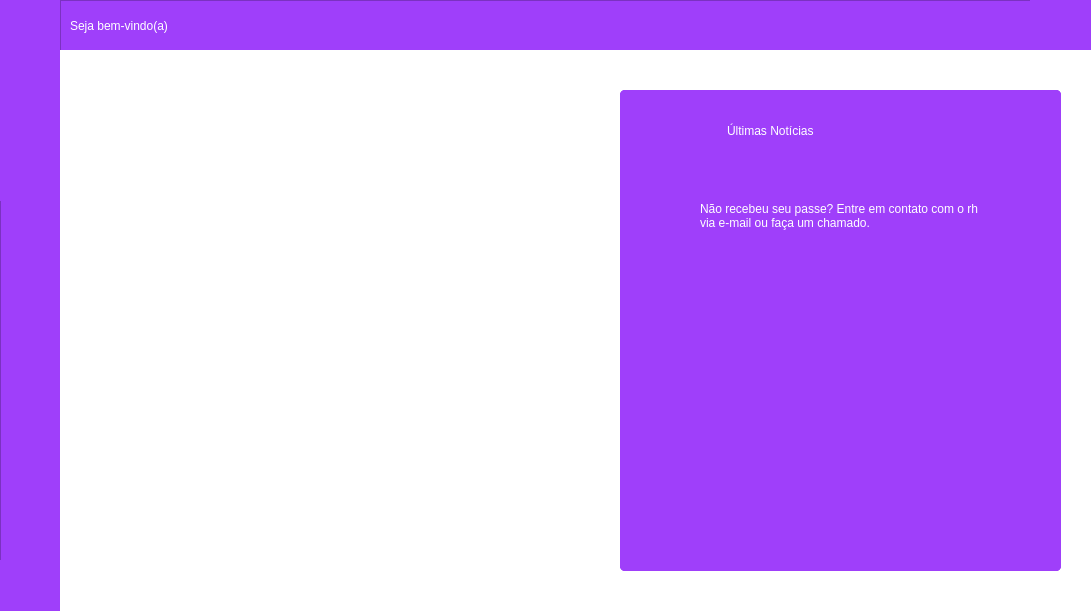
This is View/UI/FrmPrincipal.ui in GeovaniTech/PyStock_controle_de_estoque as Qt 5 draws it before an edit. The edited form follows.
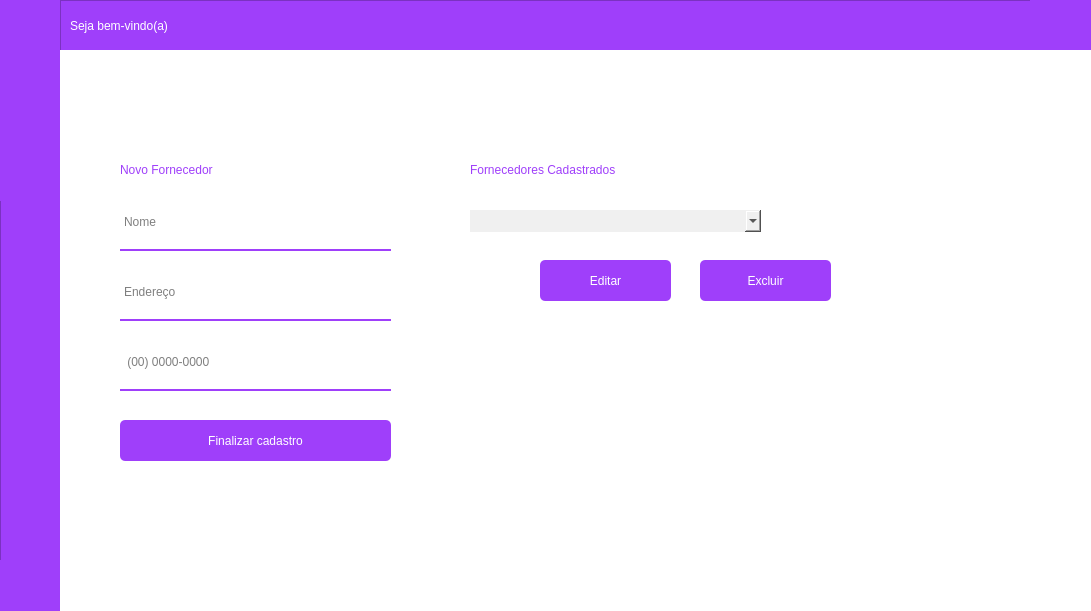
This is the edited form. Icons and pictures are not drawn.

Commit message: Updates nas interfaces

The edit to the form file:
```diff
--- a/View/UI/FrmPrincipal.ui
+++ b/View/UI/FrmPrincipal.ui
@@ -317,7 +317,7 @@
        <string notr="true">background-color: rgb(255, 255, 255);</string>
       </property>
       <property name="currentIndex">
-       <number>0</number>
+       <number>1</number>
       </property>
       <widget class="QWidget" name="page">
        <widget class="QLabel" name="label">
@@ -346,22 +346,6 @@
          </rect>
         </property>
         <widget class="QWidget" name="home">
-         <widget class="QLabel" name="label_3">
-          <property name="geometry">
-           <rect>
-            <x>50</x>
-            <y>40</y>
-            <width>481</width>
-            <height>461</height>
-           </rect>
-          </property>
-          <property name="styleSheet">
-           <string notr="true">background-image: url(:/icones/logo.png);</string>
-          </property>
-          <property name="text">
-           <string/>
-          </property>
-         </widget>
          <widget class="QFrame" name="frame_3">
           <property name="geometry">
            <rect>
@@ -381,91 +365,404 @@
           <property name="frameShadow">
            <enum>QFrame::Raised</enum>
           </property>
-          <widget class="QScrollArea" name="scrollArea">
+          <widget class="QLabel" name="label_6">
            <property name="geometry">
             <rect>
-             <x>0</x>
-             <y>0</y>
-             <width>441</width>
-             <height>481</height>
+             <x>110</x>
+             <y>30</y>
+             <width>221</width>
+             <height>41</height>
             </rect>
            </property>
-           <property name="widgetResizable">
-            <bool>true</bool>
-           </property>
-           <widget class="QWidget" name="scrollAreaWidgetContents">
-            <property name="geometry">
-             <rect>
-              <x>0</x>
-              <y>0</y>
-              <width>441</width>
-              <height>481</height>
-             </rect>
-            </property>
-            <widget class="QLabel" name="label_6">
-             <property name="geometry">
-              <rect>
-               <x>107</x>
-               <y>20</y>
-               <width>221</width>
-               <height>41</height>
-              </rect>
-             </property>
-             <property name="styleSheet">
-              <string notr="true">color: white;
+           <property name="styleSheet">
+            <string notr="true">color: white;
 font: 20pt &quot;Montserrat&quot;;</string>
-             </property>
-             <property name="text">
-              <string>Últimas Notícias</string>
-             </property>
-            </widget>
-            <widget class="QLabel" name="label_7">
-             <property name="geometry">
-              <rect>
-               <x>5</x>
-               <y>90</y>
-               <width>71</width>
-               <height>71</height>
-              </rect>
-             </property>
-             <property name="styleSheet">
-              <string notr="true"/>
-             </property>
-             <property name="text">
-              <string/>
-             </property>
-             <property name="pixmap">
-              <pixmap resource="../QRC/file_principal_rc.qrc">:/icones/onibus.png</pixmap>
-             </property>
-             <property name="scaledContents">
-              <bool>true</bool>
-             </property>
-            </widget>
-            <widget class="QLabel" name="label_8">
-             <property name="geometry">
-              <rect>
-               <x>80</x>
-               <y>100</y>
-               <width>341</width>
-               <height>51</height>
-              </rect>
-             </property>
-             <property name="styleSheet">
-              <string notr="true">color: white;
+           </property>
+           <property name="text">
+            <string>Últimas Notícias</string>
+           </property>
+          </widget>
+          <widget class="QLabel" name="label_12">
+           <property name="geometry">
+            <rect>
+             <x>90</x>
+             <y>240</y>
+             <width>341</width>
+             <height>51</height>
+            </rect>
+           </property>
+           <property name="styleSheet">
+            <string notr="true">color: white;
 font: 10pt &quot;Montserrat&quot;;</string>
-             </property>
-             <property name="text">
-              <string>Não recebeu seu passe? Entre em contato com o rh
+           </property>
+           <property name="text">
+            <string>Tem alguma sugestão do que podemos melhorar?
+Se sim, deixe sua sugestão com o rh.</string>
+           </property>
+          </widget>
+          <widget class="QLabel" name="label_11">
+           <property name="geometry">
+            <rect>
+             <x>15</x>
+             <y>240</y>
+             <width>61</width>
+             <height>61</height>
+            </rect>
+           </property>
+           <property name="styleSheet">
+            <string notr="true"/>
+           </property>
+           <property name="text">
+            <string/>
+           </property>
+           <property name="pixmap">
+            <pixmap resource="../QRC/file_principal_rc.qrc">:/icones/sugestões.png</pixmap>
+           </property>
+           <property name="scaledContents">
+            <bool>true</bool>
+           </property>
+          </widget>
+          <widget class="QLabel" name="label_9">
+           <property name="geometry">
+            <rect>
+             <x>10</x>
+             <y>160</y>
+             <width>71</width>
+             <height>71</height>
+            </rect>
+           </property>
+           <property name="styleSheet">
+            <string notr="true"/>
+           </property>
+           <property name="text">
+            <string/>
+           </property>
+           <property name="pixmap">
+            <pixmap resource="../QRC/file_principal_rc.qrc">:/icones/ambiente.png</pixmap>
+           </property>
+           <property name="scaledContents">
+            <bool>true</bool>
+           </property>
+          </widget>
+          <widget class="QLabel" name="label_8">
+           <property name="geometry">
+            <rect>
+             <x>90</x>
+             <y>100</y>
+             <width>341</width>
+             <height>51</height>
+            </rect>
+           </property>
+           <property name="styleSheet">
+            <string notr="true">color: white;
+font: 10pt &quot;Montserrat&quot;;</string>
+           </property>
+           <property name="text">
+            <string>Não recebeu seu passe? Entre em contato com o rh
 via e-mail ou faça um chamado.</string>
-             </property>
-            </widget>
-           </widget>
+           </property>
           </widget>
+          <widget class="QLabel" name="label_7">
+           <property name="geometry">
+            <rect>
+             <x>10</x>
+             <y>90</y>
+             <width>71</width>
+             <height>71</height>
+            </rect>
+           </property>
+           <property name="styleSheet">
+            <string notr="true"/>
+           </property>
+           <property name="text">
+            <string/>
+           </property>
+           <property name="pixmap">
+            <pixmap resource="../QRC/file_principal_rc.qrc">:/icones/onibus.png</pixmap>
+           </property>
+           <property name="scaledContents">
+            <bool>true</bool>
+           </property>
+          </widget>
+          <widget class="QLabel" name="label_10">
+           <property name="geometry">
+            <rect>
+             <x>90</x>
+             <y>170</y>
+             <width>341</width>
+             <height>51</height>
+            </rect>
+           </property>
+           <property name="styleSheet">
+            <string notr="true">color: white;
+font: 10pt &quot;Montserrat&quot;;</string>
+           </property>
+           <property name="text">
+            <string>Use a vontade nossos ambientes de descontração!</string>
+           </property>
+          </widget>
+          <widget class="QLabel" name="label_13">
+           <property name="geometry">
+            <rect>
+             <x>70</x>
+             <y>230</y>
+             <width>311</width>
+             <height>311</height>
+            </rect>
+           </property>
+           <property name="styleSheet">
+            <string notr="true"/>
+           </property>
+           <property name="text">
+            <string/>
+           </property>
+           <property name="pixmap">
+            <pixmap resource="../QRC/file_principal_rc.qrc">:/icones/logo_branco.png</pixmap>
+           </property>
+           <property name="scaledContents">
+            <bool>true</bool>
+           </property>
+          </widget>
+          <zorder>label_6</zorder>
+          <zorder>label_9</zorder>
+          <zorder>label_8</zorder>
+          <zorder>label_7</zorder>
+          <zorder>label_10</zorder>
+          <zorder>label_13</zorder>
+          <zorder>label_12</zorder>
+          <zorder>label_11</zorder>
+         </widget>
+         <widget class="QLabel" name="label_3">
+          <property name="geometry">
+           <rect>
+            <x>40</x>
+            <y>200</y>
+            <width>481</width>
+            <height>131</height>
+           </rect>
+          </property>
+          <property name="styleSheet">
+           <string notr="true">color: #9f3ffa;
+font: 28pt &quot;Montserrat&quot;;</string>
+          </property>
+          <property name="text">
+           <string>PyStock - A melhor forma
+de gerenciar estoque!</string>
+          </property>
          </widget>
         </widget>
         <widget class="QWidget" name="page_4"/>
        </widget>
       </widget>
+      <widget class="QWidget" name="page_3">
+       <widget class="QLabel" name="label_14">
+        <property name="geometry">
+         <rect>
+          <x>60</x>
+          <y>110</y>
+          <width>231</width>
+          <height>20</height>
+         </rect>
+        </property>
+        <property name="styleSheet">
+         <string notr="true">color: #9f3ffa;
+font: 16pt &quot;Montserrat&quot;;</string>
+        </property>
+        <property name="text">
+         <string>Novo Fornecedor</string>
+        </property>
+       </widget>
+       <widget class="QLineEdit" name="lineEdit_7">
+        <property name="geometry">
+         <rect>
+          <x>60</x>
+          <y>150</y>
+          <width>271</width>
+          <height>51</height>
+         </rect>
+        </property>
+        <property name="styleSheet">
+         <string notr="true">background-color: rgba(0, 0 , 0, 0);
+border: 2px solid rgba(0,0,0,0);
+border-bottom-color: rgb(159, 63, 250);
+color: rgb(0,0,0);
+padding-bottom: 8px;
+border-radius: 0px;
+font: 10pt &quot;Montserrat&quot;;</string>
+        </property>
+        <property name="text">
+         <string/>
+        </property>
+        <property name="placeholderText">
+         <string>Nome</string>
+        </property>
+       </widget>
+       <widget class="QLineEdit" name="lineEdit_8">
+        <property name="geometry">
+         <rect>
+          <x>60</x>
+          <y>220</y>
+          <width>271</width>
+          <height>51</height>
+         </rect>
+        </property>
+        <property name="styleSheet">
+         <string notr="true">background-color: rgba(0, 0 , 0, 0);
+border: 2px solid rgba(0,0,0,0);
+border-bottom-color: rgb(159, 63, 250);
+color: rgb(0,0,0);
+padding-bottom: 8px;
+border-radius: 0px;
+font: 10pt &quot;Montserrat&quot;;</string>
+        </property>
+        <property name="text">
+         <string/>
+        </property>
+        <property name="placeholderText">
+         <string>Endereço</string>
+        </property>
+       </widget>
+       <widget class="QLineEdit" name="lineEdit_9">
+        <property name="geometry">
+         <rect>
+          <x>60</x>
+          <y>290</y>
+          <width>271</width>
+          <height>51</height>
+         </rect>
+        </property>
+        <property name="styleSheet">
+         <string notr="true">background-color: rgba(0, 0 , 0, 0);
+border: 2px solid rgba(0,0,0,0);
+border-bottom-color: rgb(159, 63, 250);
+color: rgb(0,0,0);
+padding-bottom: 8px;
+border-radius: 0px;
+font: 10pt &quot;Montserrat&quot;;</string>
+        </property>
+        <property name="text">
+         <string/>
+        </property>
+        <property name="placeholderText">
+         <string> (00) 0000-0000</string>
+        </property>
+       </widget>
+       <widget class="QPushButton" name="pushButton_3">
+        <property name="geometry">
+         <rect>
+          <x>60</x>
+          <y>370</y>
+          <width>271</width>
+          <height>41</height>
+         </rect>
+        </property>
+        <property name="styleSheet">
+         <string notr="true">QPushButton {
+border: 2px;
+background-color: rgb(159, 63, 250);
+color: white;
+border-radius: 5px;
+font: 10pt &quot;Montserrat&quot;;
+outline: 0;
+}
+
+QPushButton:hover {
+	background-color: rgb(197, 62, 255);
+}
+</string>
+        </property>
+        <property name="text">
+         <string>Finalizar cadastro</string>
+        </property>
+       </widget>
+       <widget class="QLabel" name="label_15">
+        <property name="geometry">
+         <rect>
+          <x>410</x>
+          <y>110</y>
+          <width>291</width>
+          <height>20</height>
+         </rect>
+        </property>
+        <property name="styleSheet">
+         <string notr="true">color: #9f3ffa;
+font: 16pt &quot;Montserrat&quot;;</string>
+        </property>
+        <property name="text">
+         <string>Fornecedores Cadastrados</string>
+        </property>
+       </widget>
+       <widget class="QComboBox" name="comboBox">
+        <property name="geometry">
+         <rect>
+          <x>410</x>
+          <y>160</y>
+          <width>291</width>
+          <height>22</height>
+         </rect>
+        </property>
+        <property name="styleSheet">
+         <string notr="true">background-color: #F0F0F0;
+border: solid;</string>
+        </property>
+       </widget>
+       <widget class="QPushButton" name="pushButton_4">
+        <property name="geometry">
+         <rect>
+          <x>480</x>
+          <y>210</y>
+          <width>131</width>
+          <height>41</height>
+         </rect>
+        </property>
+        <property name="styleSheet">
+         <string notr="true">QPushButton {
+border: 2px;
+background-color: rgb(159, 63, 250);
+color: white;
+border-radius: 5px;
+font: 10pt &quot;Montserrat&quot;;
+outline: 0;
+}
+
+QPushButton:hover {
+	background-color: rgb(197, 62, 255);
+}
+</string>
+        </property>
+        <property name="text">
+         <string>Editar</string>
+        </property>
+       </widget>
+       <widget class="QPushButton" name="pushButton_9">
+        <property name="geometry">
+         <rect>
+          <x>640</x>
+          <y>210</y>
+          <width>131</width>
+          <height>41</height>
+         </rect>
+        </property>
+        <property name="styleSheet">
+         <string notr="true">QPushButton {
+border: 2px;
+background-color: rgb(159, 63, 250);
+color: white;
+border-radius: 5px;
+font: 10pt &quot;Montserrat&quot;;
+outline: 0;
+}
+
+QPushButton:hover {
+	background-color:rgb(255, 17, 49);
+}
+</string>
+        </property>
+        <property name="text">
+         <string>Excluir</string>
+        </property>
+       </widget>
+      </widget>
       <widget class="QWidget" name="page_2">
        <widget class="QLabel" name="label_4">
         <property name="geometry">
```
Left out of the diff: 3 changed lines with no effect on the pictures. The commit also changes 7 other files.
